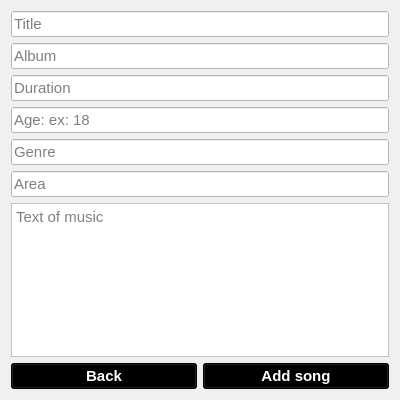
Qt form AddMusic.ui (M-Majed/DBProj) before a commit.
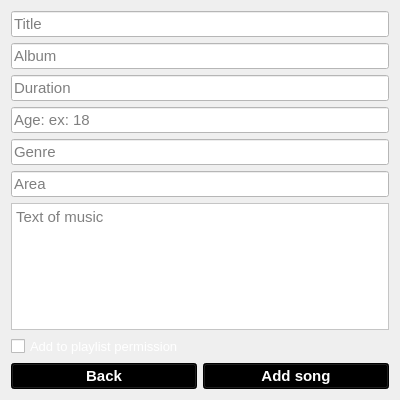
The same form after that commit. Icons and pictures are not drawn.

Commit message: feat: update music creation, music browsing, and Search

```diff
--- a/AddMusic.ui
+++ b/AddMusic.ui
@@ -156,6 +156,22 @@
      </property>
     </widget>
    </item>
+   <item>
+    <widget class="QCheckBox" name="PlayListPermisiion_checkBox">
+     <property name="font">
+      <font>
+       <pointsize>10</pointsize>
+      </font>
+     </property>
+     <property name="styleSheet">
+      <string notr="true">background-image: url(:/Background/background/transparent.png);
+color: rgb(255, 255, 255);</string>
+     </property>
+     <property name="text">
+      <string>Add to playlist permission</string>
+     </property>
+    </widget>
+   </item>
    <item>
     <layout class="QHBoxLayout" name="horizontalLayout_2">
      <item>
```
The commit also changes 6 other files.
